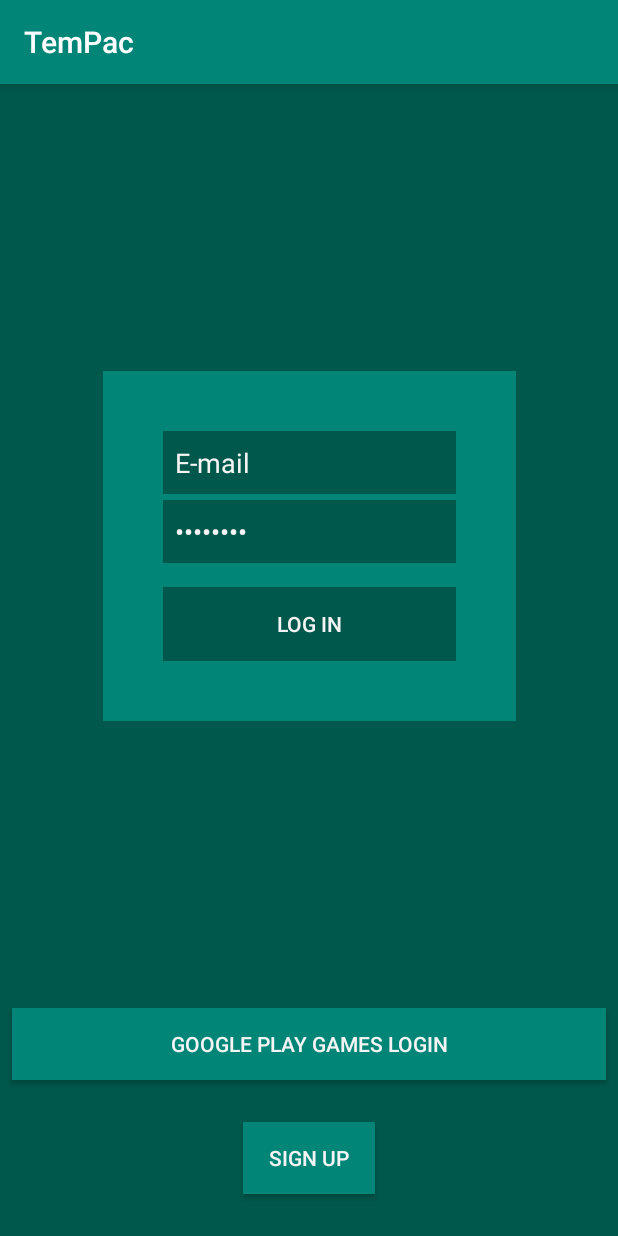
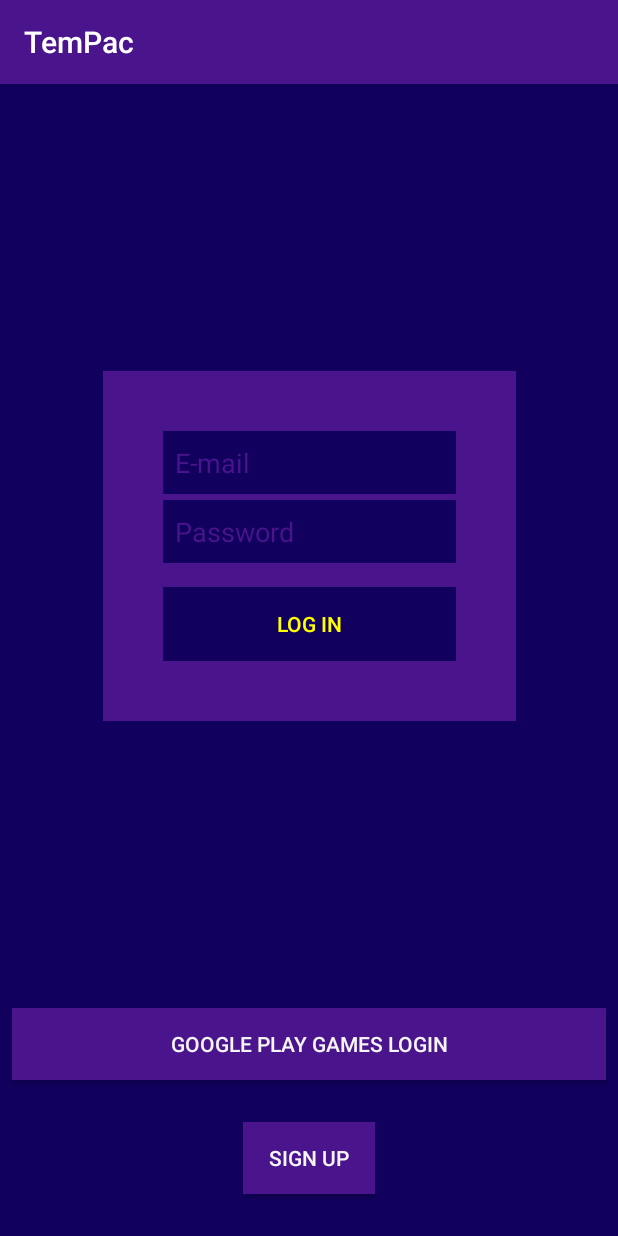
Before and after one commit to miguelMarchPiris/TEMPAC_VIDEOGAME, an Android app: the screen it shows after launch (LogInActivity), on a phone screen of 412 x 824 dp. Run offline under Robolectric (Android 15) with nearby library versions, the phone set to English and light mode, and no system bars; libraries missing offline, so code that uses them is left out: edu.ub.pis2019.

Commit message:
Canvi colors i retocs layout login

```diff
--- a/project/app/src/main/res/layout/activity_login.xml
+++ b/project/app/src/main/res/layout/activity_login.xml
@@ -34,10 +34,10 @@
                 android:layout_width="wrap_content"
                 android:layout_height="wrap_content"
                 android:inputType="textPersonName"
-                android:text="@string/email"
                 android:ems="10"
                 android:background="@color/colorPrimaryDark"
                 android:padding="8dp"
+                android:textColorHint="@color/colorPrimary"
                 android:id="@+id/editText_mail" android:layout_weight="1" android:textColor="@color/colorText"
                 android:autofillHints="" android:hint="@string/email"/>
         <View
@@ -48,12 +48,15 @@
         <EditText
                 android:layout_width="wrap_content"
                 android:layout_height="wrap_content"
-                android:text="password"
                 android:ems="10"
                 android:background="@color/colorPrimaryDark"
                 android:padding="8dp"
-                android:id="@+id/editText_password" android:layout_weight="1" android:textColor="@color/colorText"
-                android:inputType="textPassword" android:autofillHints="" android:hint="@string/email"/>
+                android:id="@+id/editText_password"
+                android:layout_weight="1"
+                android:textColor="@color/colorText"
+                android:textColorHint="@color/colorPrimary"
+
+                android:inputType="textPassword" android:autofillHints="" android:hint="@string/password"/>
         <View
                 android:layout_width="match_parent"
                 android:layout_height="16dp"
@@ -62,7 +65,7 @@
                 android:text="@string/login"
                 android:layout_width="match_parent"
                 android:layout_height="wrap_content" android:id="@+id/button_login" android:layout_weight="1"
-                android:textColor="@color/colorText"
+                android:textColor="@color/colorAccent"
                 android:background="@color/colorPrimaryDark"/>
     </LinearLayout>
     <Button
--- a/project/app/src/main/res/values/colors.xml
+++ b/project/app/src/main/res/values/colors.xml
@@ -1,7 +1,7 @@
 <?xml version="1.0" encoding="utf-8"?>
 <resources>
-    <color name="colorPrimary">#008577</color>
-    <color name="colorPrimaryDark">#00574B</color>
-    <color name="colorAccent">#D81B60</color>
+    <color name="colorPrimary">#4a148c</color>
+    <color name="colorPrimaryDark">#12005e</color>
+    <color name="colorAccent">#ffff00</color>
     <color name="colorText">#f5f5f5</color>
 </resources>
--- a/project/app/src/main/res/values/strings.xml
+++ b/project/app/src/main/res/values/strings.xml
@@ -4,4 +4,5 @@
     <string name="signUp">Sign Up</string>
     <string name="login">Log In</string>
     <string name="email">E-mail</string>
+    <string name="password">Password</string>
 </resources>
```
